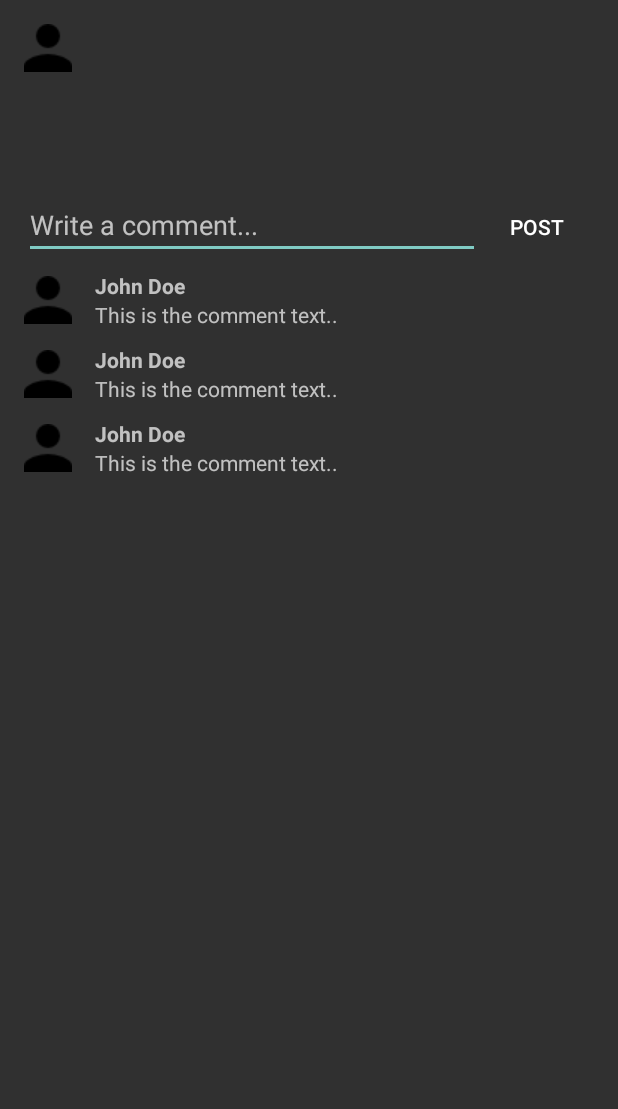
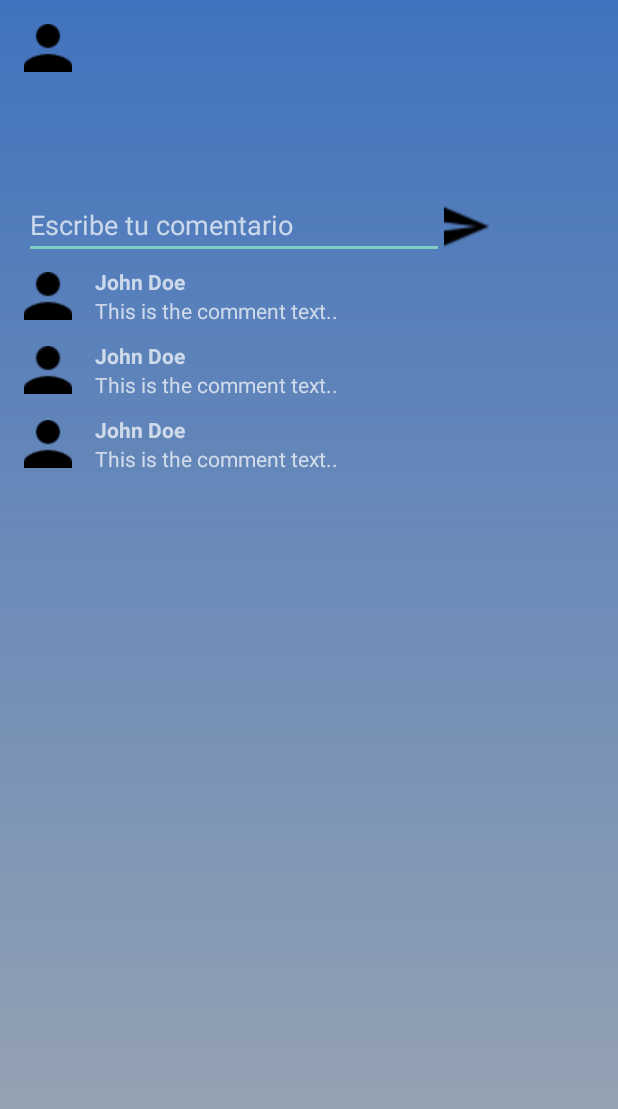
Before and after one commit to pamplins/TFG, an Android app: the layout activity_post_detail.xml on its own in the app's theme, with its tools: preview values and no code run, on a phone screen of 412 x 824 dp. Shown: the top 1109 px of the screen. Run offline under Robolectric (Android 15) with nearby library versions, the phone set to English and light mode, and no system bars.

Commit message:
modificar xmls

```diff
--- a/ProyectoAndroid/app/src/main/AndroidManifest.xml
+++ b/ProyectoAndroid/app/src/main/AndroidManifest.xml
@@ -40,7 +40,8 @@
             android:parentActivityName=".MainActivity"
             android:label="MAIN">
         </activity>
-        <activity android:name=".PostDetailActivity"></activity>
+        <activity android:name=".DoubtDetailActivity"
+            android:windowSoftInputMode="stateHidden"></activity>
 
     </application>
 
--- a/ProyectoAndroid/app/src/main/java/com/example/pamplins/apptfg/PostViewHolder.java
+++ b/ProyectoAndroid/app/src/main/java/com/example/pamplins/apptfg/DoubtViewHolder.java
@@ -11,7 +11,7 @@ import android.widget.TextView;
 
 import com.example.pamplins.apptfg.Model.Doubt;
 
-public class PostViewHolder extends RecyclerView.ViewHolder {
+public class DoubtViewHolder extends RecyclerView.ViewHolder {
 
     public TextView titleView;
     public TextView authorView;
@@ -19,7 +19,7 @@ public class PostViewHolder extends RecyclerView.ViewHolder {
     public TextView numStarsView;
     public TextView bodyView;
 
-    public PostViewHolder(View itemView) {
+    public DoubtViewHolder(View itemView) {
         super(itemView);
 
         titleView = itemView.findViewById(R.id.post_title);
--- a/ProyectoAndroid/app/src/main/res/layout/activity_post_detail.xml
+++ b/ProyectoAndroid/app/src/main/res/layout/activity_post_detail.xml
@@ -7,7 +7,8 @@
     android:paddingLeft="16dp"
     android:paddingRight="16dp"
     android:paddingTop="16dp"
-    tools:context=".PostDetailActivity">
+    tools:context=".DoubtDetailActivity"
+    android:background="@drawable/gradient_background">
 
     <include
         android:id="@+id/post_author_layout"
@@ -40,16 +41,15 @@
             android:layout_width="0dp"
             android:layout_weight="0.8"
             android:layout_height="wrap_content"
-            android:maxLines="1"
-            android:hint="Write a comment..."/>
+            android:hint="Escribe tu comentario"/>
 
         <Button
             android:id="@+id/button_post_comment"
             style="@style/Base.Widget.AppCompat.Button.Borderless"
-            android:layout_width="0dp"
-            android:layout_weight="0.2"
-            android:layout_height="wrap_content"
-            android:text="Post"/>
+            android:layout_width="30dp"
+            android:layout_height="30dp"
+            android:background="@drawable/send_button"
+          />
 
     </LinearLayout>
 
--- a/ProyectoAndroid/app/src/main/res/layout/fragment_home.xml
+++ b/ProyectoAndroid/app/src/main/res/layout/fragment_home.xml
@@ -12,7 +12,6 @@
         android:layout_height="match_parent"
         android:layout_alignParentTop="true"
         android:clipToPadding="false"
-        android:padding="5dp"
         android:scrollbars="vertical"
         tools:listitem="@layout/item_post" />
 
--- a/ProyectoAndroid/app/src/main/res/layout/item_comment.xml
+++ b/ProyectoAndroid/app/src/main/res/layout/item_comment.xml
@@ -8,8 +8,10 @@
         android:id="@+id/comment_photo"
         android:layout_width="32dp"
         android:layout_height="32dp"
+        android:layout_alignParentLeft="true"
+        android:layout_alignParentStart="true"
         android:layout_centerVertical="true"
-        android:src="@drawable/ic_perfil"/>
+        android:src="@drawable/ic_perfil" />
 
     <LinearLayout
         android:layout_width="match_parent"
```
Also changed, not shown: ProyectoAndroid/app/src/main/java/com/example/pamplins/apptfg/CommentViewHolder.java (added, +160 -0 lines), ProyectoAndroid/app/src/main/java/com/example/pamplins/apptfg/DoubtDetailActivity.java (added, +162 -0 lines), ProyectoAndroid/app/src/main/java/com/example/pamplins/apptfg/Fragments/HomeFragment.java (+13 -35 lines), ProyectoAndroid/app/src/main/java/com/example/pamplins/apptfg/PostDetailActivity.java (deleted, +0 -316 lines), ProyectoAndroid/app/src/main/res/layout/item_post.xml (+6 -4 lines), ProyectoAndroid/app/src/main/res/drawable/send_button.png (added).
